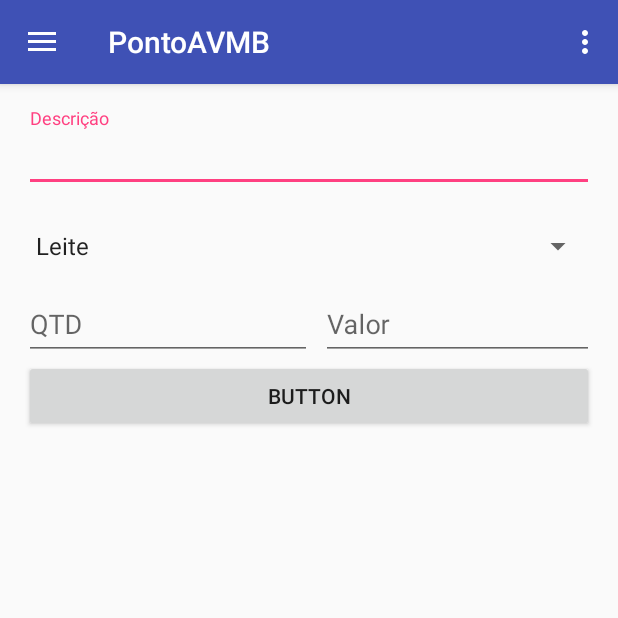
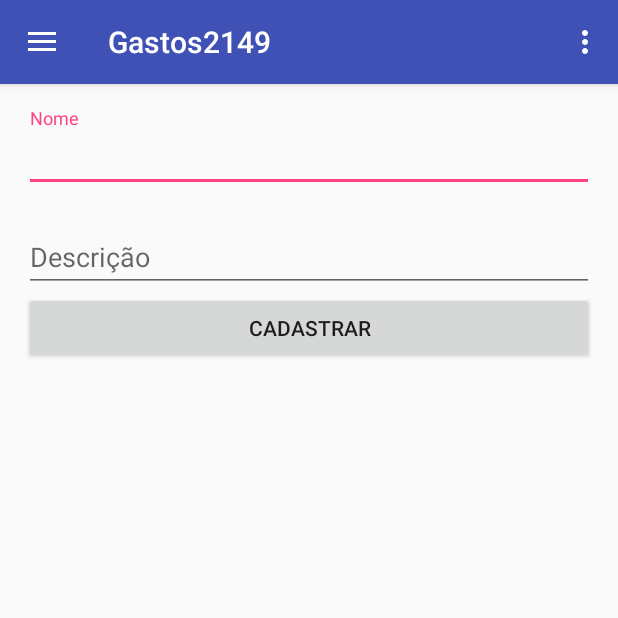
Before and after one commit to gfstein/Android, an Android app: the screen it shows after launch (MainActivity), in the side drawer, after a tap on "Send", on a phone screen of 412 x 824 dp, the top half of it. Run offline under Robolectric (Android 15) with nearby library versions, the phone set to English and light mode, and no system bars; libraries missing offline, so code that uses them is left out: com.orm.

```diff
--- a/app/build.gradle
+++ b/app/build.gradle
@@ -27,5 +27,7 @@ dependencies {
     compile 'com.android.support:appcompat-v7:23.4.0'
     compile 'com.android.support:design:23.4.0'
     compile 'com.android.support:support-v4:23.4.0'
+    compile 'com.github.satyan:sugar:1.4'
+    compile 'com.google.android.gms:play-services:9.6.1'
     testCompile 'junit:junit:4.12'
 }
--- a/app/src/main/java/avmb/com/br/pontoavmb/MainActivity.java
+++ b/app/src/main/java/avmb/com/br/pontoavmb/MainActivity.java
@@ -1,8 +1,9 @@
 package avmb.com.br.pontoavmb;
 
-import android.net.Uri;
+import android.os.Build;
 import android.os.Bundle;
 import android.support.design.widget.NavigationView;
+import android.support.v4.app.Fragment;
 import android.support.v4.app.FragmentManager;
 import android.support.v4.view.GravityCompat;
 import android.support.v4.widget.DrawerLayout;
@@ -13,14 +14,13 @@ import android.view.Menu;
 import android.view.MenuItem;
 import android.view.View;
 
-import avmb.com.br.pontoavmb.views.FragmentCadastro;
+import avmb.com.br.pontoavmb.views.GrupoFragment;
 import avmb.com.br.pontoavmb.views.index;
 
 public class MainActivity extends AppCompatActivity
-        implements NavigationView.OnNavigationItemSelectedListener, FragmentCadastro.OnFragmentInteractionListener  {
+        implements NavigationView.OnNavigationItemSelectedListener {
 
     View main;
-    FragmentManager fm = getSupportFragmentManager();
 
     @Override
     protected void onCreate(Bundle savedInstanceState) {
@@ -30,8 +30,7 @@ public class MainActivity extends AppCompatActivity
         setSupportActionBar(toolbar);
 
         main = findViewById(R.id.content_main);
-        fm.beginTransaction().replace(R.id.content_main, new index())
-                .commit();
+        initFragment(new index(), null);
 
         DrawerLayout drawer = (DrawerLayout) findViewById(R.id.drawer_layout);
         ActionBarDrawerToggle toggle = new ActionBarDrawerToggle(
@@ -82,17 +81,14 @@ public class MainActivity extends AppCompatActivity
         // Handle navigation view item clicks here.
         int id = item.getItemId();
 
-        if (id == R.id.nav_camera) {
-            // Handle the camera action
-        } else if (id == R.id.nav_gallery) {
+        switch (id){
+            case R.id.view_index :
+                initFragment(new index(), null);
+                break;
 
-        } else if (id == R.id.nav_slideshow) {
-
-        } else if (id == R.id.nav_manage) {
-
-        } else if (id == R.id.nav_share) {
-
-        } else if (id == R.id.nav_send) {
+            case R.id.view_cad_grupo:
+                initFragment(new GrupoFragment(), null);
+                break;
 
         }
 
@@ -102,8 +98,28 @@ public class MainActivity extends AppCompatActivity
         return true;
     }
 
-    @Override
-    public void onFragmentInteraction(Uri uri) {
-        //ver como isso funciona
+    private void initFragment (Fragment fragment, Bundle args ) {
+        if ( isRunActivity() ) {
+            FragmentManager supportFragmentManager = getSupportFragmentManager();
+            if ( args != null ) {
+                fragment.setArguments( args );
+            }
+
+            supportFragmentManager.beginTransaction().replace( R.id.content_main, fragment )
+                    .commitAllowingStateLoss();
+        }
+    }
+
+    private boolean isRunActivity () {
+        if ( Build.VERSION.SDK_INT >= Build.VERSION_CODES.JELLY_BEAN_MR1 ) {
+            if ( isDestroyed() ) {
+                return false;
+            }
+        } else {
+            if ( isFinishing() ) {
+                return false;
+            }
+        }
+        return true;
     }
 }
--- a/app/src/main/java/avmb/com/br/pontoavmb/model/Grupo.java
+++ b/app/src/main/java/avmb/com/br/pontoavmb/model/Grupo.java
@@ -1,12 +1,14 @@
 package avmb.com.br.pontoavmb.model;
+
+import com.orm.SugarRecord;
 
 /**
  * Created by guilh on 29/09/2016.
  */
 
-public class Grupo {
+public class Grupo extends SugarRecord{
 
-    private Integer id;
+    private Long id;
     private String nome;
     private String descricao;
 
@@ -22,11 +24,11 @@ public class Grupo {
         return nome;
     }
 
-    public Integer getId() {
+    public Long getId() {
         return id;
     }
 
-    public void setId(Integer id) {
+    public void setId(Long id) {
         this.id = id;
     }
 
--- a/app/src/main/java/avmb/com/br/pontoavmb/views/FragmentCadastro.java
+++ b/app/src/main/java/avmb/com/br/pontoavmb/views/FragmentCadastro.java
@@ -1,13 +1,13 @@
 package avmb.com.br.pontoavmb.views;
 
-import android.content.Context;
-import android.net.Uri;
 import android.os.Bundle;
 import android.support.v4.app.Fragment;
 import android.view.LayoutInflater;
 import android.view.View;
 import android.view.ViewGroup;
 import android.widget.ArrayAdapter;
+import android.widget.Button;
+import android.widget.EditText;
 import android.widget.Spinner;
 
 import java.util.ArrayList;
@@ -15,56 +15,18 @@ import java.util.List;
 
 import avmb.com.br.pontoavmb.R;
 import avmb.com.br.pontoavmb.model.Grupo;
+import avmb.com.br.pontoavmb.model.Item;
 
-/**
- * A simple {@link Fragment} subclass.
- * Activities that contain this fragment must implement the
- * {@link FragmentCadastro.OnFragmentInteractionListener} interface
- * to handle interaction events.
- * Use the {@link FragmentCadastro#newInstance} factory method to
- * create an instance of this fragment.
- */
 public class FragmentCadastro extends Fragment {
-    // TODO: Rename parameter arguments, choose names that match
-    // the fragment initialization parameters, e.g. ARG_ITEM_NUMBER
-    private static final String ARG_PARAM1 = "param1";
-    private static final String ARG_PARAM2 = "param2";
 
-    // TODO: Rename and change types of parameters
-    private String mParam1;
-    private String mParam2;
-
-    private OnFragmentInteractionListener mListener;
-
-    public FragmentCadastro() {
-        // Required empty public constructor
-    }
-
-    /**
-     * Use this factory method to create a new instance of
-     * this fragment using the provided parameters.
-     *
-     * @param param1 Parameter 1.
-     * @param param2 Parameter 2.
-     * @return A new instance of fragment FragmentCadastro.
-     */
-    // TODO: Rename and change types and number of parameters
-    public static FragmentCadastro newInstance(String param1, String param2) {
-        FragmentCadastro fragment = new FragmentCadastro();
-        Bundle args = new Bundle();
-        args.putString(ARG_PARAM1, param1);
-        args.putString(ARG_PARAM2, param2);
-        fragment.setArguments(args);
-        return fragment;
-    }
+    EditText nome, qtd, valor;
+    Spinner spinner;
+    Button btn;
 
     @Override
     public void onCreate(Bundle savedInstanceState) {
         super.onCreate(savedInstanceState);
-        if (getArguments() != null) {
-            mParam1 = getArguments().getString(ARG_PARAM1);
-            mParam2 = getArguments().getString(ARG_PARAM2);
-        }
+
     }
 
     @Override
@@ -72,10 +34,28 @@ public class FragmentCadastro extends Fragment {
                              Bundle savedInstanceState) {
         // Inflate the layout for this fragment
         View view =  inflater.inflate(R.layout.fragment_cadastro, container, false);
+        nome = (EditText) view.findViewById(R.id.nomeItem);
+        spinner = (Spinner) view.findViewById(R.id.spinner);
+        qtd = (EditText) view.findViewById(R.id.qtdItem);
+        valor = (EditText) view.findViewById(R.id.valorItem);
+        btn = (Button) view.findViewById(R.id.btnCadastro);
 
         createSpinner(view);
 
+        btn.setOnClickListener(new View.OnClickListener() {
+            @Override
+            public void onClick(View v) {
+                cadastrar();
+            }
+        });
+
         return view;
+    }
+
+    private void cadastrar() {
+        Item item = new Item();
+        item.setNome(nome.getText().toString());
+        item.setGrupo(new Grupo(spinner.getSelectedItem().toString()));
     }
 
     private void createSpinner(View view) {
@@ -85,8 +65,6 @@ public class FragmentCadastro extends Fragment {
         itens.add(new Grupo("Carne"));
         itens.add(new Grupo("Frutas"));
 
-        Spinner spinner = (Spinner) view.findViewById(R.id.spinner);
-
         ArrayAdapter<Grupo> adapter = new ArrayAdapter<>(getContext(), android.R.layout.simple_spinner_item, itens);
         adapter.setDropDownViewResource(android.R.layout.simple_spinner_dropdown_item);
         assert spinner != null;
@@ -94,42 +72,4 @@ public class FragmentCadastro extends Fragment {
 
     }
 
-    // TODO: Rename method, update argument and hook method into UI event
-    public void onButtonPressed(Uri uri) {
-        if (mListener != null) {
-            mListener.onFragmentInteraction(uri);
-        }
-    }
-
-    @Override
-    public void onAttach(Context context) {
-        super.onAttach(context);
-        if (context instanceof OnFragmentInteractionListener) {
-            mListener = (OnFragmentInteractionListener) context;
-        } else {
-            throw new RuntimeException(context.toString()
-                    + " must implement OnFragmentInteractionListener");
-        }
-    }
-
-    @Override
-    public void onDetach() {
-        super.onDetach();
-        mListener = null;
-    }
-
-    /**
-     * This interface must be implemented by activities that contain this
-     * fragment to allow an interaction in this fragment to be communicated
-     * to the activity and potentially other fragments contained in that
-     * activity.
-     * <p>
-     * See the Android Training lesson <a href=
-     * "http://developer.android.com/training/basics/fragments/communicating.html"
-     * >Communicating with Other Fragments</a> for more information.
-     */
-    public interface OnFragmentInteractionListener {
-        // TODO: Update argument type and name
-        void onFragmentInteraction(Uri uri);
-    }
 }
--- a/app/src/main/res/layout/fragment_cadastro.xml
+++ b/app/src/main/res/layout/fragment_cadastro.xml
@@ -19,7 +19,7 @@
                 android:layout_height="wrap_content"
                 android:inputType="textPersonName"
                 android:ems="10"
-                android:id="@+id/editText3"
+                android:id="@+id/nomeItem"
                 android:hint="@string/descricao" />
         </android.support.design.widget.TextInputLayout>
 
@@ -43,7 +43,7 @@
                     android:layout_height="wrap_content"
                     android:inputType="number"
                     android:ems="10"
-                    android:id="@+id/editText6"
+                    android:id="@+id/qtdItem"
                     android:hint="QTD"
                     android:layout_weight="1" />
             </android.support.design.widget.TextInputLayout>
@@ -57,7 +57,7 @@
                     android:layout_height="wrap_content"
                     android:inputType="numberDecimal"
                     android:ems="10"
-                    android:id="@+id/editText7"
+                    android:id="@+id/valorItem"
                     android:layout_weight="1"
                     android:hint="Valor" />
             </android.support.design.widget.TextInputLayout>
@@ -65,10 +65,10 @@
         </LinearLayout>
 
         <Button
-            android:text="Button"
+            android:text="@string/cadastrar"
             android:layout_width="match_parent"
             android:layout_height="wrap_content"
-            android:id="@+id/button2" />
+            android:id="@+id/btnCadastro" />
 
     </LinearLayout>
 
--- /dev/null
+++ b/app/src/main/res/layout/fragment_grupo.xml
@@ -0,0 +1,34 @@
+<LinearLayout xmlns:android="http://schemas.android.com/apk/res/android"
+    xmlns:tools="http://schemas.android.com/tools"
+    android:orientation="vertical"
+    android:layout_width="match_parent"
+    android:layout_height="match_parent"
+    tools:context="avmb.com.br.pontoavmb.views.GrupoFragment">
+
+    <android.support.design.widget.TextInputLayout
+        android:layout_width="match_parent"
+        android:layout_height="67dp">
+
+        <EditText
+            android:layout_width="match_parent"
+            android:layout_height="wrap_content"
+            android:hint="@string/nome" />
+    </android.support.design.widget.TextInputLayout>
+
+    <android.support.design.widget.TextInputLayout
+        android:layout_width="match_parent"
+        android:layout_height="55dp">
+
+        <EditText
+            android:layout_width="match_parent"
+            android:layout_height="wrap_content"
+            android:hint="@string/descricao" />
+
+    </android.support.design.widget.TextInputLayout>
+
+    <Button
+        android:text="@string/cadastrar"
+        android:layout_width="match_parent"
+        android:layout_height="wrap_content"
+        android:id="@+id/button3" />
+</LinearLayout>
--- a/app/src/main/res/menu/activity_main_drawer.xml
+++ b/app/src/main/res/menu/activity_main_drawer.xml
@@ -3,13 +3,13 @@
 
     <group android:checkableBehavior="single">
         <item
-            android:id="@+id/nav_camera"
+            android:id="@+id/view_index"
             android:icon="@drawable/ic_menu_camera"
-            android:title="@string/Importe" />
+            android:title="@string/home" />
         <item
-            android:id="@+id/nav_gallery"
+            android:id="@+id/view_cad_grupo"
             android:icon="@drawable/ic_menu_gallery"
-            android:title="@string/gallery" />
+            android:title="@string/cad_grupo" />
         <item
             android:id="@+id/nav_slideshow"
             android:icon="@drawable/ic_menu_slideshow"
--- a/app/src/main/res/values/strings.xml
+++ b/app/src/main/res/values/strings.xml
@@ -1,12 +1,12 @@
 <resources>
-    <string name="app_name">PontoAVMB</string>
+    <string name="app_name">Gastos2149</string>
 
     <string name="navigation_drawer_open">Open navigation drawer</string>
     <string name="navigation_drawer_close">Close navigation drawer</string>
 
     <string name="action_settings">Settings</string>
-    <string name="Importe">Import</string>
-    <string name="gallery">Gallery</string>
+    <string name="home">Home</string>
+    <string name="cad_grupo">Cadastrar Grupo</string>
     <string name="slideshow">Slideshow</string>
     <string name="tools">Tools</string>
     <string name="communicate">Communicate</string>
@@ -18,4 +18,6 @@
 
     <!-- TODO: Remove or change this placeholder text -->
     <string name="hello_blank_fragment">Hello blank fragment</string>
+    <string name="cadastrar">Cadastrar</string>
+    <string name="nome">Nome</string>
 </resources>
```
Also changed, not shown: app/src/main/AndroidManifest.xml (+17 -0 lines), app/src/main/java/avmb/com/br/pontoavmb/dao/ItemDao.java (added, +9 -0 lines), app/src/main/java/avmb/com/br/pontoavmb/model/Item.java (added, +67 -0 lines), app/src/main/java/avmb/com/br/pontoavmb/service/ItemService.java (added, +11 -0 lines), app/src/main/java/avmb/com/br/pontoavmb/views/GrupoFragment.java (added, +35 -0 lines).
